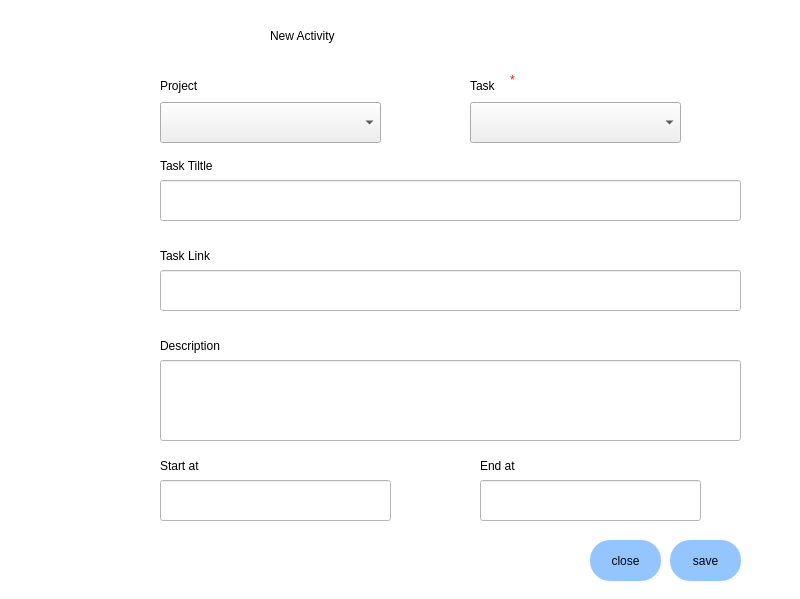
Qt form add_activity.ui (nehamalviya22/Assure_Effort_Desktop_Application) before a commit.
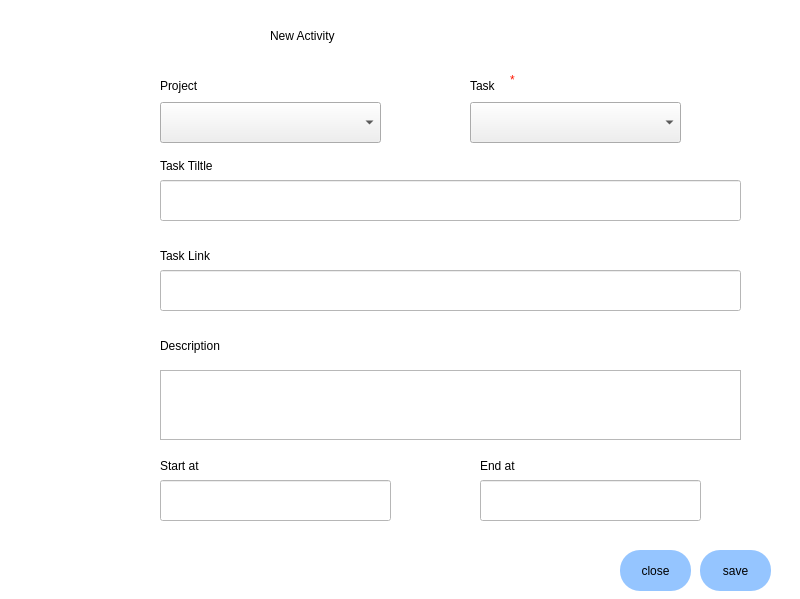
The same form after that commit.

Commit message: add start time and end time conditions and field validation

The edit to the form file:
```diff
--- a/add_activity.ui
+++ b/add_activity.ui
@@ -45,8 +45,8 @@
    <widget class="QPushButton" name="close">
     <property name="geometry">
      <rect>
-      <x>590</x>
-      <y>540</y>
+      <x>620</x>
+      <y>550</y>
       <width>71</width>
       <height>41</height>
      </rect>
@@ -110,8 +110,8 @@
    <widget class="QPushButton" name="save">
     <property name="geometry">
      <rect>
-      <x>670</x>
-      <y>540</y>
+      <x>700</x>
+      <y>550</y>
       <width>71</width>
       <height>41</height>
      </rect>
@@ -204,20 +204,6 @@
 font: 12pt &quot;Sans Serif&quot;;</string>
     </property>
    </widget>
-   <widget class="QLineEdit" name="Descriptionfield">
-    <property name="geometry">
-     <rect>
-      <x>160</x>
-      <y>360</y>
-      <width>581</width>
-      <height>81</height>
-     </rect>
-    </property>
-    <property name="styleSheet">
-     <string notr="true">background-color:rgb(255, 255, 255);
-font: 12pt &quot;Sans Serif&quot;;</string>
-    </property>
-   </widget>
    <widget class="QLineEdit" name="starttimefield">
     <property name="geometry">
      <rect>
@@ -315,6 +301,48 @@
      <string>*</string>
     </property>
    </widget>
+   <widget class="QLabel" name="end_time_error">
+    <property name="geometry">
+     <rect>
+      <x>480</x>
+      <y>530</y>
+      <width>261</width>
+      <height>20</height>
+     </rect>
+    </property>
+    <property name="styleSheet">
+     <string notr="true">font: 12pt &quot;Sans Serif&quot;;color:red;</string>
+    </property>
+    <property name="text">
+     <string/>
+    </property>
+   </widget>
+   <widget class="QTextEdit" name="Descriptionfield">
+    <property name="geometry">
+     <rect>
+      <x>160</x>
+      <y>370</y>
+      <width>581</width>
+      <height>70</height>
+     </rect>
+    </property>
+   </widget>
+   <widget class="QLabel" name="start_time_error">
+    <property name="geometry">
+     <rect>
+      <x>160</x>
+      <y>530</y>
+      <width>261</width>
+      <height>20</height>
+     </rect>
+    </property>
+    <property name="styleSheet">
+     <string notr="true">font: 12pt &quot;Sans Serif&quot;;color:red;</string>
+    </property>
+    <property name="text">
+     <string/>
+    </property>
+   </widget>
   </widget>
  </widget>
  <resources/>
```
The commit also changes 2 other files.
